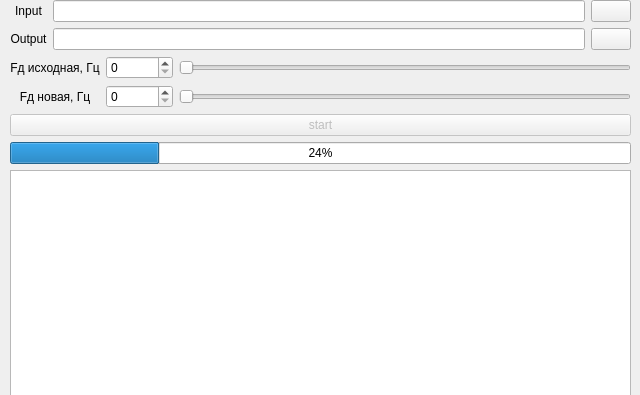
The window that src/widget.ui (sitrm/spline-interpolation) describes before a commit, drawn with Qt 5.
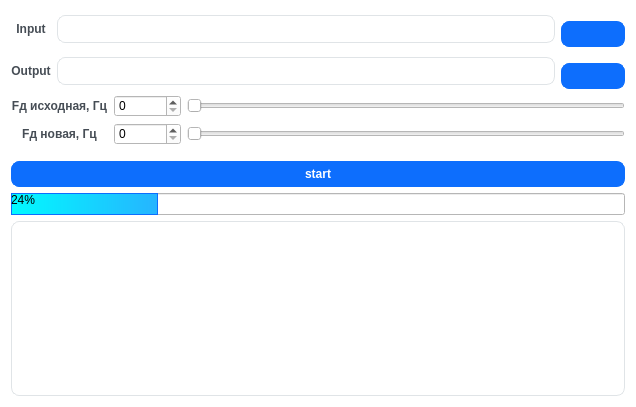
The same window after the commit. Icons and pictures are not drawn.

Commit message: накатил графики

Patch:
```diff
--- a/src/widget.ui
+++ b/src/widget.ui
@@ -6,30 +6,38 @@
    <rect>
     <x>0</x>
     <y>0</y>
-    <width>640</width>
-    <height>395</height>
+    <width>636</width>
+    <height>407</height>
    </rect>
   </property>
   <property name="windowTitle">
    <string>Widget</string>
   </property>
   <property name="styleSheet">
-   <string notr="true"/>
+   <string notr="true">QWidget {
+  background-color: #fff;
+}</string>
   </property>
-  <widget class="QWidget" name="layoutWidget">
-   <property name="geometry">
-    <rect>
-     <x>10</x>
-     <y>0</y>
-     <width>621</width>
-     <height>398</height>
-    </rect>
-   </property>
+  <layout class="QVBoxLayout" name="verticalLayout_3">
+   <item>
    <layout class="QVBoxLayout" name="verticalLayout_2">
     <item>
      <layout class="QGridLayout" name="gridLayout">
       <item row="0" column="1">
        <widget class="QLineEdit" name="input_LED">
+         <property name="styleSheet">
+          <string notr="true">QLineEdit {
+  border-radius: 8px;
+  border: 1px solid #e0e4e7;
+  padding: 5px 15px;
+}
+QLineEdit:focus {
+  border: 1px solid #d0e3ff;
+}
+QLineEdit::placeholder {
+  color: #767e89;
+}</string>
+         </property>
         <property name="readOnly">
          <bool>true</bool>
         </property>
@@ -38,7 +46,10 @@
       <item row="0" column="0">
        <widget class="QLabel" name="label_4">
         <property name="styleSheet">
-         <string notr="true"/>
+          <string notr="true">QLabel {
+  color: #464d55;
+  font-weight: 600;
+}</string>
         </property>
         <property name="text">
          <string>Input</string>
@@ -50,6 +61,19 @@
       </item>
       <item row="1" column="1">
        <widget class="QLineEdit" name="output_LED">
+         <property name="styleSheet">
+          <string notr="true">QLineEdit {
+  border-radius: 8px;
+  border: 1px solid #e0e4e7;
+  padding: 5px 15px;
+}
+QLineEdit:focus {
+  border: 1px solid #d0e3ff;
+}
+QLineEdit::placeholder {
+  color: #767e89;
+}</string>
+         </property>
         <property name="readOnly">
          <bool>true</bool>
         </property>
@@ -58,7 +82,10 @@
       <item row="1" column="0">
        <widget class="QLabel" name="label_3">
         <property name="styleSheet">
-         <string notr="true"/>
+          <string notr="true">QLabel {
+  color: #464d55;
+  font-weight: 600;
+}</string>
         </property>
         <property name="text">
          <string>Output</string>
@@ -70,6 +97,23 @@
       </item>
       <item row="0" column="2">
        <widget class="QPushButton" name="input_PBN">
+         <property name="styleSheet">
+          <string>QPushButton {
+  background-color: #0d6efd;
+  color: #fff;
+  font-weight: 600;
+  border-radius: 8px;
+  border: 1px solid #0d6efd;
+  padding: 5px 15px;
+  margin-top: 10px;
+  outline: 0px;
+}
+QPushButton:hover,
+QPushButton:focus {
+  background-color: #0b5ed7;
+  border: 3px solid #9ac3fe;
+}</string>
+         </property>
         <property name="text">
          <string/>
         </property>
@@ -81,6 +125,23 @@
       </item>
       <item row="1" column="2">
        <widget class="QPushButton" name="output_PBN">
+         <property name="styleSheet">
+          <string>QPushButton {
+  background-color: #0d6efd;
+  color: #fff;
+  font-weight: 600;
+  border-radius: 8px;
+  border: 1px solid #0d6efd;
+  padding: 5px 15px;
+  margin-top: 10px;
+  outline: 0px;
+}
+QPushButton:hover,
+QPushButton:focus {
+  background-color: #0b5ed7;
+  border: 3px solid #9ac3fe;
+}</string>
+         </property>
         <property name="text">
          <string/>
         </property>
@@ -97,7 +158,10 @@
       <item row="1" column="0">
        <widget class="QLabel" name="label">
         <property name="styleSheet">
-         <string notr="true"/>
+          <string notr="true">QLabel {
+  color: #464d55;
+  font-weight: 600;
+}</string>
         </property>
         <property name="text">
          <string>Fд новая, Гц</string>
@@ -117,7 +181,10 @@
       <item row="0" column="0">
        <widget class="QLabel" name="label_2">
         <property name="styleSheet">
-         <string notr="true"/>
+          <string notr="true">QLabel {
+  color: #464d55;
+  font-weight: 600;
+}</string>
         </property>
         <property name="text">
          <string>Fд исходная, Гц</string>
@@ -178,7 +245,21 @@
            <bool>false</bool>
           </property>
           <property name="styleSheet">
-           <string notr="true"/>
+            <string notr="true">QPushButton {
+  background-color: #0d6efd;
+  color: #fff;
+  font-weight: 600;
+  border-radius: 8px;
+  border: 1px solid #0d6efd;
+  padding: 5px 15px;
+  margin-top: 10px;
+  outline: 0px;
+}
+QPushButton:hover,
+QPushButton:focus {
+  background-color: #0b5ed7;
+  border: 3px solid #9ac3fe;
+}</string>
           </property>
           <property name="text">
            <string>start</string>
@@ -189,6 +270,26 @@
       </item>
       <item>
        <widget class="QProgressBar" name="info_PBR">
+         <property name="styleSheet">
+          <string notr="true">
+QProgressBar::chunk
+{
+
+border: 1px solid #0d6efd;
+background:qlineargradient(spread:pad,x1:0,y1:0,x2:1,y2:0,stop:0 #01FAFF,stop:1  #26B4FF);
+}
+QProgressBar#progressBar
+{
+
+height:22px;
+Text-align: center; / * Text location * /
+font-size:14px;
+color:white;
+border-radius:11px;
+background: #1D5573 ;
+}
+</string>
+         </property>
         <property name="value">
          <number>24</number>
         </property>
@@ -201,13 +302,21 @@
       <property name="enabled">
        <bool>true</bool>
       </property>
+       <property name="styleSheet">
+        <string notr="true">QPlainTextEdit{
+border-radius: 8px;
+border: 1px solid #e0e4e7;
+padding: 5px 15px;
+}</string>
+       </property>
       <property name="readOnly">
        <bool>true</bool>
       </property>
      </widget>
     </item>
    </layout>
-  </widget>
+   </item>
+  </layout>
  </widget>
  <resources/>
  <connections>
```
Lines whose indentation alone changed are shown as unchanged.
